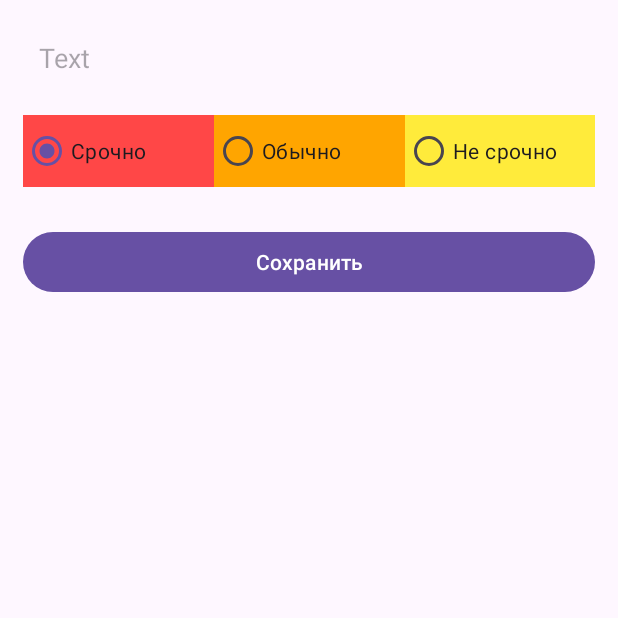
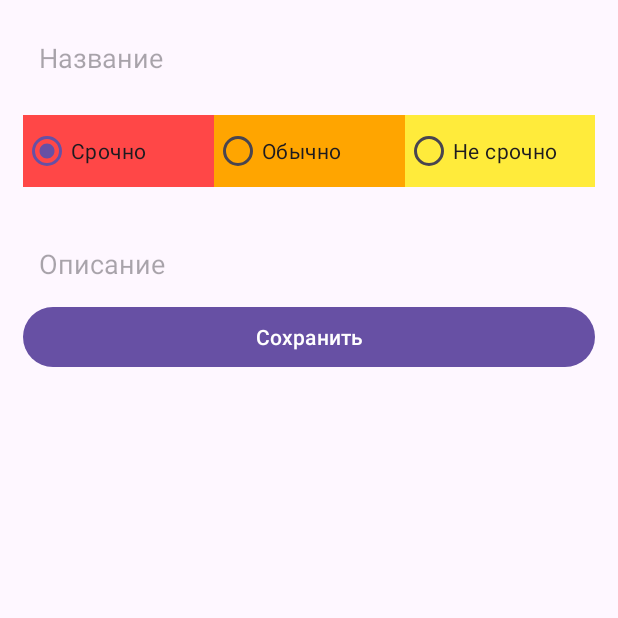
Before and after one commit to asserthq/ktl-lab8, an Android app: the screen it shows after launch (AddTodoActivity), after a tap on an icon or button, on a phone screen of 412 x 824 dp, the top half of it. Run offline under Robolectric (Android 15) with nearby library versions, the phone set to English and light mode, and no system bars; our stand-ins replace Room's generated code.

Commit message:
feature: add description to tasks

```diff
--- a/app/src/main/java/com/example/todolist/AddTodoActivity.kt
+++ b/app/src/main/java/com/example/todolist/AddTodoActivity.kt
@@ -9,8 +9,6 @@ import android.view.View
 import android.widget.Toast
 import com.example.todolist.database.Task
 import com.example.todolist.databinding.ActivityAddTodoBinding
-import java.text.SimpleDateFormat
-import java.util.Date
 
 class AddTodoActivity : AppCompatActivity() {
     private lateinit var binding: ActivityAddTodoBinding
@@ -28,6 +26,7 @@ class AddTodoActivity : AppCompatActivity() {
         try {
             oldTodo = intent.getSerializableExtra("current_todo") as Task
             binding.etNote.setText(oldTodo.note)
+            binding.etDescription.setText(oldTodo.descr)
             isUpdate = true
         }catch (e: Exception){
             e.printStackTrace()
@@ -39,7 +38,8 @@ class AddTodoActivity : AppCompatActivity() {
         }
 
         binding.imgCheck.setOnClickListener {
-            val todoDescription = binding.etNote.text.toString()
+            val todoTitle = binding.etNote.text.toString()
+            val todoDescr = binding.etDescription.text.toString()
             var priority = 1
             if(binding.radioButton2.isChecked){
                 priority=2
@@ -48,11 +48,13 @@ class AddTodoActivity : AppCompatActivity() {
                 priority=3
             }
 
-            if(todoDescription.isNotEmpty()){
+            if(todoTitle.isNotEmpty()){
                 if(isUpdate){
-                    task = Task(oldTodo.id, todoDescription, priority)
+                    task = Task(oldTodo.id, todoTitle, todoDescr, priority)
+                    //task = Task(oldTodo.id, todoTitle, priority)
                 }else{
-                    task = Task(null, todoDescription, priority)
+                    task = Task(null, todoTitle, todoDescr, priority)
+                    //task = Task(null, todoTitle, priority)
                 }
                 //для передачи данных из add в main
                 var intent = Intent()
--- a/app/src/main/java/com/example/todolist/database/Task.kt
+++ b/app/src/main/java/com/example/todolist/database/Task.kt
@@ -10,6 +10,8 @@ class Task (
     val id: Int?,
     @ColumnInfo(name = "note")
     val note: String?,
+    @ColumnInfo(name = "descr")
+    val descr: String?,
     @ColumnInfo(name = "priority")
-    val priority: Int
+    val priority: Int,
 ): java.io.Serializable
--- a/app/src/main/java/com/example/todolist/database/TaskDatabase.kt
+++ b/app/src/main/java/com/example/todolist/database/TaskDatabase.kt
@@ -1,11 +1,16 @@
 package com.example.todolist.database
 
 import android.content.Context
+import androidx.room.AutoMigration
 import androidx.room.Database
 import androidx.room.Room
 import androidx.room.RoomDatabase
 
-@Database(entities = [Task::class], version = 4, exportSchema = false)
+@Database(
+    entities = [Task::class],
+    version = 5,
+    exportSchema = false
+)
 abstract class TaskDatabase : RoomDatabase(){
     abstract fun getTodoDao(): TaskDao
 
@@ -20,7 +25,8 @@ abstract class TaskDatabase : RoomDatabase(){
                         context.applicationContext,
                         TaskDatabase::class.java,
                         "tasks_database"
-                    ).build()
+                    )
+                        .build()
                     INSTANCE = instance
                 }
                 return instance
--- a/app/src/main/res/layout/activity_add_todo.xml
+++ b/app/src/main/res/layout/activity_add_todo.xml
@@ -18,7 +18,7 @@
         android:background="@null"
         android:ems="10"
         android:gravity="top"
-        android:hint="Text"
+        android:hint="Название"
         android:inputType="text"
         android:lineSpacingMultiplier="1.8"
         android:paddingTop="26dp"
@@ -66,15 +66,38 @@
             android:text="Не срочно" />
     </RadioGroup>
 
+    <EditText
+        android:id="@+id/et_description"
+        android:layout_width="0dp"
+        android:layout_height="wrap_content"
+        android:layout_marginLeft="26dp"
+        android:layout_marginTop="24dp"
+        android:layout_marginRight="26dp"
+        android:layout_marginBottom="24dp"
+        android:background="@null"
+        android:ems="10"
+        android:gravity="top"
+        android:hint="Описание"
+        android:inputType="text"
+        android:lineSpacingMultiplier="1.8"
+        android:paddingTop="26dp"
+        app:layout_constraintBottom_toTopOf="@+id/img_check"
+        app:layout_constraintEnd_toEndOf="parent"
+        app:layout_constraintHorizontal_bias="0.49"
+        app:layout_constraintStart_toStartOf="parent"
+        app:layout_constraintTop_toBottomOf="@+id/radioGroup"
+        app:layout_constraintVertical_chainStyle="packed" />
+
     <Button
         android:id="@+id/img_check"
         android:layout_width="match_parent"
         android:layout_height="wrap_content"
-        android:layout_marginTop="26dp"
         android:layout_marginLeft="15dp"
+        android:layout_marginTop="76dp"
         android:layout_marginRight="15dp"
         android:text="Сохранить"
         app:layout_constraintEnd_toEndOf="parent"
+        app:layout_constraintHorizontal_bias="0.517"
         app:layout_constraintStart_toStartOf="parent"
         app:layout_constraintTop_toBottomOf="@+id/radioGroup" />
 
```
